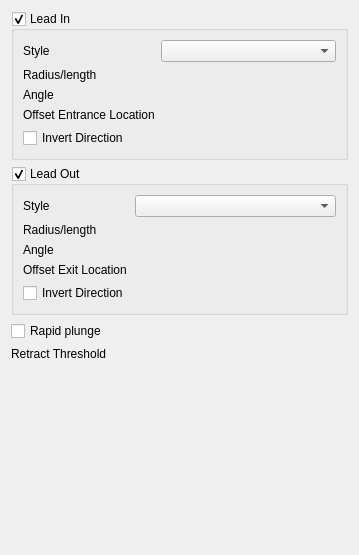
Above: src/Mod/CAM/Gui/Resources/panels/DressUpLeadInOutEdit.ui from southseact-3d/fcd before the change. Below: the same form after it.
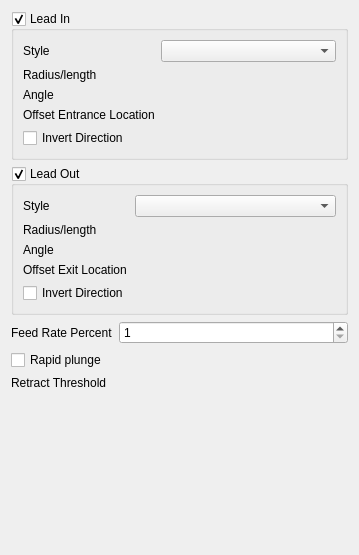
That is the form after the change. Custom widgets are drawn as their Qt base class.

Commit message: [CAM] Add feed rate percent to lead in/out dressup

What changed in the file:
```diff
--- a/src/Mod/CAM/Gui/Resources/panels/DressUpLeadInOutEdit.ui
+++ b/src/Mod/CAM/Gui/Resources/panels/DressUpLeadInOutEdit.ui
@@ -175,6 +175,35 @@
    <item>
     <layout class="QFormLayout" name="formLayout_3">
      <item row="0" column="0">
+      <widget class="QLabel" name="label_feed_rate_percent">
+       <property name="text">
+        <string>Feed Rate Percent</string>
+       </property>
+      </widget>
+     </item>
+     <item row="0" column="1">
+      <widget class="QDoubleSpinBox" name="dspFeedRatePercent">
+       <property name="toolTip">
+        <string>Horizontal feed rate during entrances and exits, as a percentage of the normal feed rate.</string>
+       </property>
+       <property name="decimals">
+        <number>0</number>
+       </property>
+       <property name="minimum">
+        <double>1.000000000000000</double>
+       </property>
+       <property name="maximum">
+        <double>999999.000000000000000</double>
+       </property>
+       <property name="singleStep">
+        <double>10.000000000000000</double>
+       </property>
+       <property name="unit" stdset="0">
+        <string notr="true"/>
+       </property>
+      </widget>
+     </item>
+     <item row="1" column="0">
       <widget class="QCheckBox" name="chkRapidPlunge">
        <property name="sizePolicy">
         <sizepolicy hsizetype="Minimum" vsizetype="Preferred">
```
The commit also changes 2 other files.
